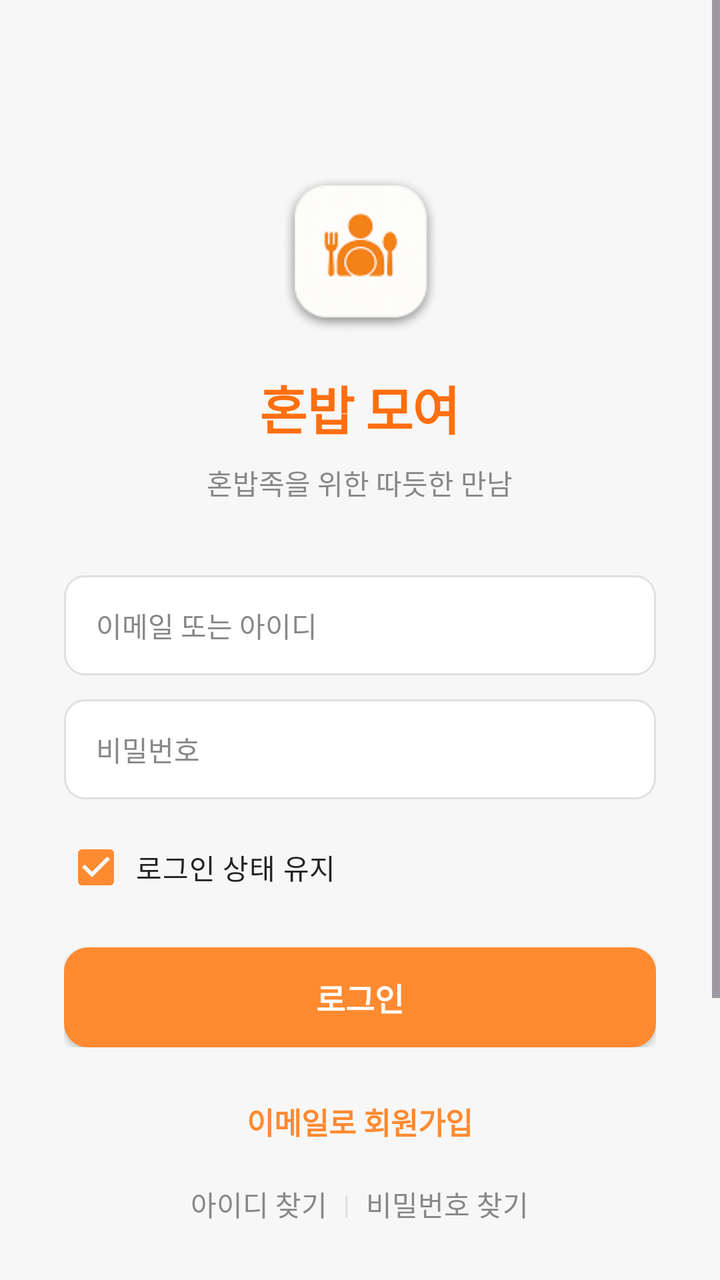
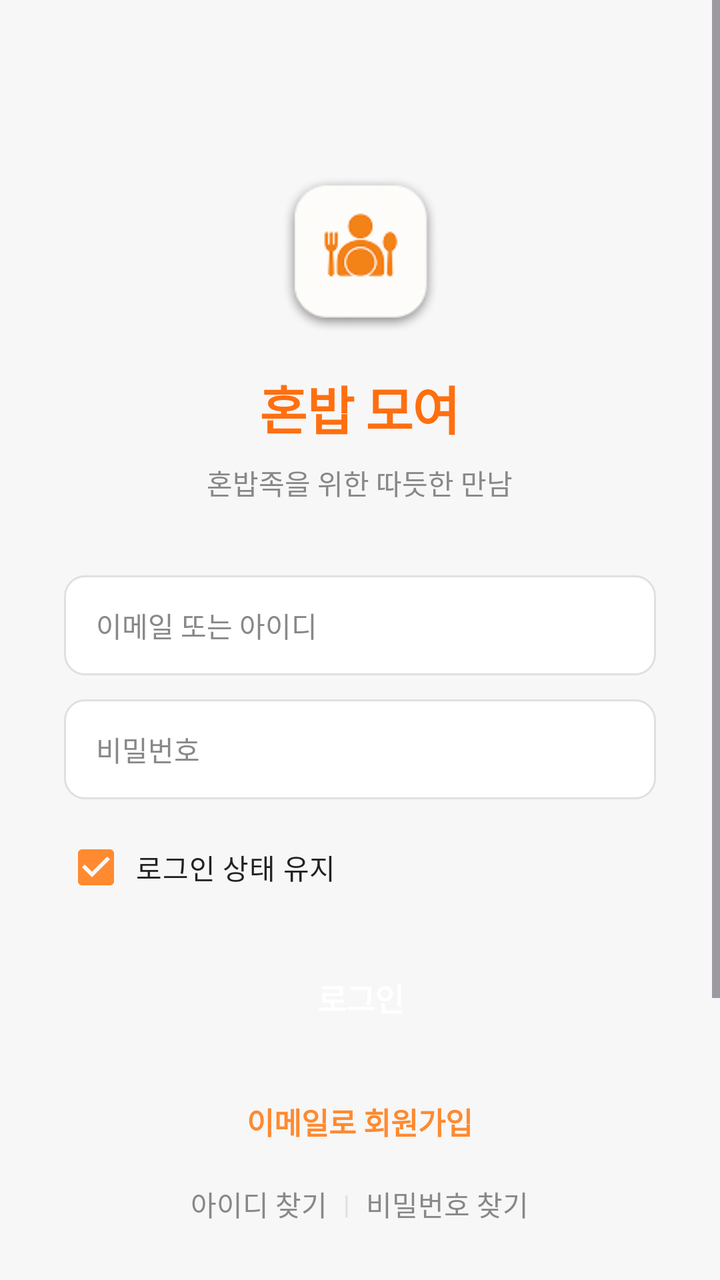

Compare the two renders of this Android layout. The source of the first and the diff that turns it into the second are given below.
<!-- AndroidManifest.xml: application theme Theme.Honbabapp -->
<!-- res/layout/activity_login.xml -->
<?xml version="1.0" encoding="utf-8"?>
<ScrollView xmlns:android="http://schemas.android.com/apk/res/android"
    xmlns:app="http://schemas.android.com/apk/res-auto"
    android:id="@+id/main"
    android:layout_width="match_parent"
    android:layout_height="match_parent"
    android:background="@color/bg_200"
    android:fillViewport="true"
    android:clipToPadding="false">

    <LinearLayout
        android:layout_width="match_parent"
        android:layout_height="wrap_content"
        android:orientation="vertical"
        android:gravity="center"
        android:padding="32dp">
        
        <ImageView
            android:id="@+id/iv_app_logo"
            android:layout_width="80dp"
            android:layout_height="80dp"
            android:src="@drawable/app_logo2"
            android:scaleType="centerCrop"
            android:layout_marginTop="55dp"
            android:layout_marginBottom="18dp"
            android:elevation="3dp"/>

        
        <TextView
            android:layout_width="wrap_content"
            android:layout_height="wrap_content"
            android:text="혼밥 모여"
            android:textColor="@color/primary_200"
            android:textSize="26sp"
            android:textStyle="bold"
            android:layout_marginBottom="8dp"
            android:letterSpacing="-0.02" />

        
        <TextView
            android:layout_width="wrap_content"
            android:layout_height="wrap_content"
            android:text="혼밥족을 위한 따듯한 만남"
            android:textColor="@color/text_200"
            android:textSize="14sp"
            android:layout_marginBottom="36dp" />

        
        <LinearLayout
            android:layout_width="match_parent"
            android:layout_height="wrap_content"
            android:orientation="vertical"
            android:layout_marginBottom="18dp">

            
            <EditText
                android:id="@+id/et_email"
                android:layout_width="match_parent"
                android:layout_height="50dp"
                android:hint="이메일 또는 아이디"
                android:textColorHint="@color/text_200"
                android:textColor="@color/text_100"
                android:textSize="14sp"
                android:inputType="textEmailAddress"
                android:background="@drawable/edittext_background"
                android:paddingHorizontal="16dp"
                android:layout_marginBottom="12dp"/>

            
            <EditText
                android:id="@+id/et_password"
                android:layout_width="match_parent"
                android:layout_height="50dp"
                android:hint="비밀번호"
                android:textColorHint="@color/text_200"
                android:textColor="@color/text_100"
                android:textSize="14sp"
                android:inputType="textPassword"
                android:background="@drawable/edittext_background"
                android:paddingHorizontal="16dp"
                android:layout_marginBottom="10dp"/>

            
            <CheckBox
                android:id="@+id/cb_remember_me"
                android:layout_width="wrap_content"
                android:layout_height="wrap_content"
                android:text="로그인 상태 유지"
                android:textColor="@color/text_100"
                android:textSize="14sp"
                android:checked="true"
                android:paddingStart="4dp"
                android:layout_marginBottom="16dp"/>

            
            <Button
                android:id="@+id/btn_login"
                android:layout_width="match_parent"
                android:layout_height="50dp"
                android:text="로그인"
                android:textColor="@color/white"
                android:textSize="16sp"
                android:textStyle="bold"
                android:background="@drawable/button_primary_background"
                android:elevation="2dp"/>

        </LinearLayout>

        
        <TextView
            android:id="@+id/tv_singup_link"
            android:layout_width="wrap_content"
            android:layout_height="wrap_content"
            android:text="이메일로 회원가입"
            android:textColor="@color/primary_100"
            android:textSize="15sp"
            android:textStyle="bold"
            android:layout_marginBottom="4dp"
            android:background="?android:attr/selectableItemBackgroundBorderless"
            android:clickable="true"
            android:focusable="true"
            android:padding="8dp"/>

        
        <LinearLayout
            android:layout_width="wrap_content"
            android:layout_height="wrap_content"
            android:orientation="horizontal"
            android:gravity="center_vertical"
            android:layout_marginBottom="24dp">

            <TextView
                android:id="@+id/tv_find_email_link"
                android:layout_width="wrap_content"
                android:layout_height="wrap_content"
                android:text="아이디 찾기"
                android:textColor="@color/text_200"
                android:textSize="14sp"
                android:background="?android:attr/selectableItemBackgroundBorderless"
                android:clickable="true"
                android:focusable="true"
                android:padding="8dp"/>

            <TextView
                android:layout_width="wrap_content"
                android:layout_height="wrap_content"
                android:text="|"
                android:textColor="@color/border_100"
                android:textSize="13sp"/>

            <TextView
                android:id="@+id/tv_forgot_password_link"
                android:layout_width="wrap_content"
                android:layout_height="wrap_content"
                android:text="비밀번호 찾기"
                android:textColor="@color/text_200"
                android:textSize="14sp"
                android:background="?android:attr/selectableItemBackgroundBorderless"
                android:clickable="true"
                android:focusable="true"
                android:padding="8dp"/>

        </LinearLayout>

        
        <LinearLayout
            android:layout_width="match_parent"
            android:layout_height="wrap_content"
            android:orientation="horizontal"
            android:layout_gravity="center_vertical"
            android:layout_marginBottom="24dp">

            <View
                android:layout_width="0dp"
                android:layout_height="1dp"
                android:layout_weight="1"
                android:background="@color/border_100"/>

            <TextView
                android:layout_width="wrap_content"
                android:layout_height="wrap_content"
                android:text="또는"
                android:textColor="@color/text_200"
                android:textSize="12sp"
                android:paddingHorizontal="16dp"/>

            <View
                android:layout_width="0dp"
                android:layout_height="1dp"
                android:layout_weight="1"
                android:background="@color/border_100"/>

        </LinearLayout>

        <LinearLayout
            android:layout_width="wrap_content"
            android:layout_height="wrap_content"
            android:layout_marginBottom="55dp"
            android:orientation="horizontal"
            android:gravity="center"
            >

            
            <FrameLayout
                android:id="@+id/btn_kakao_login"
                android:layout_width="48dp"
                android:layout_height="48dp"
                android:background="@drawable/social_button_kakao_background"
                android:layout_marginEnd="15dp"
                android:clickable="true"
                android:focusable="true"
                android:foreground="?android:attr/selectableItemBackgroundBorderless">

                <ImageView
                    android:layout_width="35dp"
                    android:layout_height="33dp"
                    android:layout_gravity="center"
                    android:contentDescription="카카오 로그인"
                    android:src="@drawable/ic_kakao" />

            </FrameLayout>

            
            <FrameLayout
                android:id="@+id/btn_google_login"
                android:layout_width="48dp"
                android:layout_height="48dp"
                android:background="@drawable/social_button_google_background"
                android:clickable="true"
                android:focusable="true"
                android:foreground="?android:attr/selectableItemBackgroundBorderless">

                <ImageView
                    android:layout_width="30dp"
                    android:layout_height="30dp"
                    android:layout_gravity="center"
                    android:contentDescription="구글 로그인"
                    android:src="@drawable/ic_google" />

            </FrameLayout>


        </LinearLayout>


    </LinearLayout>






</ScrollView>
<!-- resources referenced by this layout -->
<resources>
  <color name="bg_200">#F7F7F7</color>
  <color name="border_100">#E0E0E0</color>
  <color name="primary_100">#FF8A30</color>
  <color name="primary_200">#FF6F0F</color>
  <color name="text_100">#222222</color>
  <color name="text_200">#888888</color>
  <color name="white">#FFFFFFFF</color>
  <!-- drawable button_primary_background (drawable) -->
  <?xml version="1.0" encoding="utf-8"?>
  <shape xmlns:android="http://schemas.android.com/apk/res/android">
      <solid android:color="@color/primary_100" />
      <corners android:radius="12dp" />
  </shape>
  <!-- drawable edittext_background (drawable) -->
  <?xml version="1.0" encoding="utf-8"?>
  <selector xmlns:android="http://schemas.android.com/apk/res/android">
  
  
      <item android:state_focused="true">
          <shape android:shape="rectangle">
              <solid android:color="@color/bg_100"/>
              <corners android:radius="10dp"/>
              <stroke
                  android:width="2dp"
                  android:color="@color/primary_100"/>
          </shape>
      </item>
  
  
      <item>
          <shape android:shape="rectangle">
              <solid android:color="@color/bg_100"/>
              <corners android:radius="10dp"/>
              <stroke
                  android:width="1dp"
                  android:color="@color/border_100"/>
          </shape>
      </item>
  
  </selector>
  <!-- drawable social_button_google_background (drawable) -->
  <?xml version="1.0" encoding="utf-8"?>
  <selector xmlns:android="http://schemas.android.com/apk/res/android">
  
      
      <item android:state_pressed="true">
          <shape android:shape="oval">
              <solid android:color="@color/bg_300" />
              <stroke
                  android:width="1dp"
                  android:color="@color/border_100" />
          </shape>
      </item>
  
      
      <item>
          <shape android:shape="oval">
              <solid android:color="@color/white" />
              <stroke
                  android:width="1dp"
                  android:color="@color/border_100" />
          </shape>
      </item>
  
  </selector>
  <!-- drawable social_button_kakao_background (drawable) -->
  <?xml version="1.0" encoding="utf-8"?>
  <selector xmlns:android="http://schemas.android.com/apk/res/android">
  
      
      <item android:state_pressed="true">
          <shape android:shape="oval">
              <solid android:color="#E6D100" />
              
          </shape>
      </item>
  
      
      <item>
          <shape android:shape="oval">
              <solid android:color="@color/kakao_yellow" />
          </shape>
      </item>
  
  </selector>
  <style name="Theme.Honbabapp" parent="Base.Theme.Honbabapp">
          <item name="android:windowIsTranslucent">true</item>
      </style>
  <color name="bg_100">#FFFFFF</color>
  <color name="bg_300">#EDEDED</color>
  <color name="kakao_yellow">#FEE500</color>
  <color name="accent_100">#00C7AE</color>
  <color name="accent_200">#2B2B2B</color>
  <!-- unchanged entries left out for length: 4 -->
</resources>

<!-- the commit's change to res/layout/activity_login.xml (unified diff, before → after) -->
@@ -95,13 +95,11 @@
             
             <Button
                 android:id="@+id/btn_login"
+                style="@style/Widget.Honbab.Button.Primary"
                 android:layout_width="match_parent"
                 android:layout_height="50dp"
                 android:text="로그인"
-                android:textColor="@color/white"
                 android:textSize="16sp"
-                android:textStyle="bold"
-                android:background="@drawable/button_primary_background"
                 android:elevation="2dp"/>
 
         </LinearLayout>
<!-- resource entries referenced after the edit -->
@@ -7,12 +7,6 @@
   <color name="text_100">#222222</color>
   <color name="text_200">#888888</color>
   <color name="white">#FFFFFFFF</color>
-  <!-- drawable button_primary_background (drawable) -->
-  <?xml version="1.0" encoding="utf-8"?>
-  <shape xmlns:android="http://schemas.android.com/apk/res/android">
-      <solid android:color="@color/primary_100" />
-      <corners android:radius="12dp" />
-  </shape>
   <!-- drawable edittext_background (drawable) -->
   <?xml version="1.0" encoding="utf-8"?>
   <selector xmlns:android="http://schemas.android.com/apk/res/android">
@@ -85,12 +79,26 @@
       </item>
   
   </selector>
+  <style name="Widget.Honbab.Button.Primary" parent="Widget.Honbab.Button">
+          <item name="android:textColor">@color/white</item>
+          <item name="backgroundTint">@color/primary_button_bg</item>
+      </style>
   <style name="Theme.Honbabapp" parent="Base.Theme.Honbabapp">
           <item name="android:windowIsTranslucent">true</item>
       </style>
   <color name="bg_100">#FFFFFF</color>
   <color name="bg_300">#EDEDED</color>
   <color name="kakao_yellow">#FEE500</color>
+  <style name="Widget.Honbab.Button" parent="Widget.Material3.Button">
+          <item name="android:layout_height">50dp</item>
+          <item name="android:textSize">16sp</item>
+          <item name="android:textStyle">bold</item>
+          <item name="android:letterSpacing">-0.02</item>
+          <item name="cornerRadius">12dp</item>
+          <item name="elevation">0dp</item>
+          <item name="android:insetTop">0dp</item>
+          <item name="android:insetBottom">0dp</item>
+      </style>
   <color name="accent_100">#00C7AE</color>
   <color name="accent_200">#2B2B2B</color>
   <!-- unchanged entries left out for length: 4 -->
